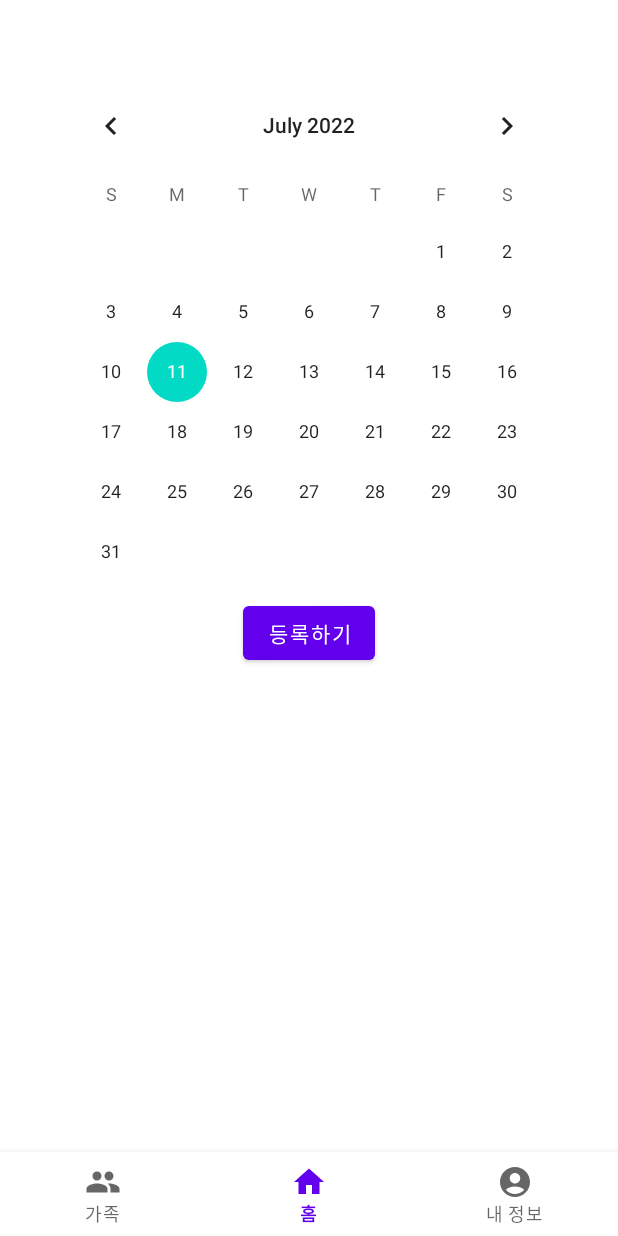
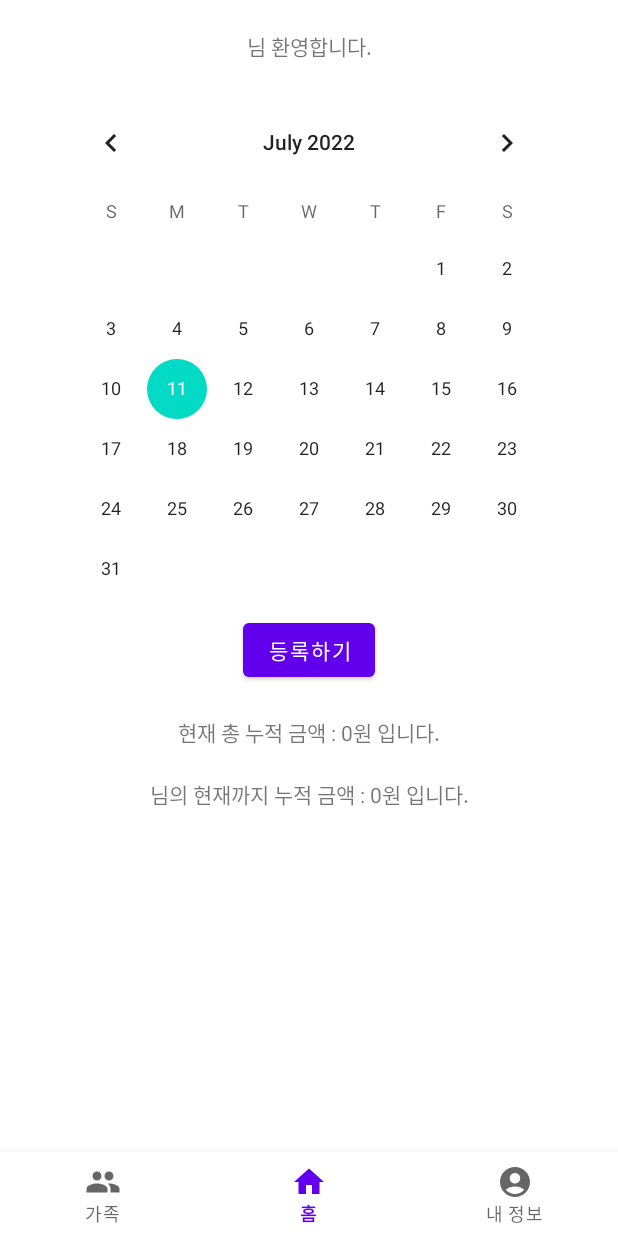
Before and after one commit to eddymango/exercisefam, an Android app: the HomeFragment screen opened directly, with no data from a screen before it, on a phone screen of 412 x 824 dp. Run offline under Robolectric (Android 15) with nearby library versions, the phone set to English and light mode, and no system bars; our stand-ins replace Firebase (no records; nobody signed in at launch, a user with empty details on screens opened directly), navigation-ui; 2 statements that could not run were skipped.

Commit message:
누적 금액 실시간 값 조회 기능 추가

```diff
--- a/app/src/main/java/kr/eddymango/exercisefam/LoginActivity.kt
+++ b/app/src/main/java/kr/eddymango/exercisefam/LoginActivity.kt
@@ -18,6 +18,7 @@ class LoginActivity : AppCompatActivity() {
     val TAG = "TAG"
     val database = Firebase.database("https://exercisefam-18033-default-rtdb.asia-southeast1.firebasedatabase.app")
     val myRef:DatabaseReference = database.getReference("User")
+    val moneyRef: DatabaseReference = database.getReference("Money")
 
 
     override fun onCreate(savedInstanceState: Bundle?) {
@@ -47,6 +48,7 @@ class LoginActivity : AppCompatActivity() {
                 myRef.child(name).child("phone").setValue(phone)
                 myRef.child(name).child("weight").setValue(weight)
 
+                moneyRef.child(name).setValue("0")
 
                 Toast.makeText(this@LoginActivity,"환영합니다",Toast.LENGTH_SHORT).show()
 
--- a/app/src/main/java/kr/eddymango/exercisefam/fragments/HomeFragment.kt
+++ b/app/src/main/java/kr/eddymango/exercisefam/fragments/HomeFragment.kt
@@ -2,6 +2,7 @@ package kr.eddymango.exercisefam.fragments
 
 import android.app.AlertDialog
 import android.os.Bundle
+import android.text.style.TtsSpan
 import android.util.Log
 import android.view.LayoutInflater
 import android.view.View
@@ -12,7 +13,10 @@ import android.widget.TextView
 import android.widget.Toast
 import androidx.fragment.app.Fragment
 import com.airbnb.lottie.model.content.ShapeTrimPath
+import com.google.firebase.database.DataSnapshot
+import com.google.firebase.database.DatabaseError
 import com.google.firebase.database.DatabaseReference
+import com.google.firebase.database.ValueEventListener
 import com.google.firebase.database.ktx.database
 import com.google.firebase.ktx.Firebase
 import kr.eddymango.exercisefam.R
@@ -24,10 +28,12 @@ class HomeFragment :Fragment(){
     private var mbinding: FragmentHomeBinding? =null
     private val binding get() = mbinding!!
     private val userName = prefs.getString("name","")
-    val TAG = "TAG"
+    val TAG1 = "TAG"
 
     val database = Firebase.database("https://exercisefam-18033-default-rtdb.asia-southeast1.firebasedatabase.app")
     val myRef: DatabaseReference = database.getReference("Calendar")
+    val moneyRef: DatabaseReference = database.getReference("Money")
+
 
     override fun onCreateView(
         inflater: LayoutInflater,
@@ -35,14 +41,45 @@ class HomeFragment :Fragment(){
         savedInstanceState: Bundle?
     ): View? {
 
-        mbinding = FragmentHomeBinding.inflate(inflater,container,false)
+        mbinding = FragmentHomeBinding.inflate(inflater, container, false)
 
-        var day:String
-        var month:String
-        var year:String
+        var day: String
+        var month: String
+        var year: String
+
+        var totalMoney = "0"
+        var userTotalMoney ="0"
+
+        binding.homeTvUserName.text = "${userName}님 환영합니다."
+
+        moneyRef.child("Total").addValueEventListener(object : ValueEventListener {
+            override fun onDataChange(snapshot: DataSnapshot) {
+                totalMoney = snapshot.value.toString()
+                Log.d(TAG1, "onDataChange: ${snapshot.value}")
+                Log.d(TAG1, "onDataChange: ${totalMoney}")
+                binding.homeTvTotalmoney.text = "현재 총 누적 금액 : ${totalMoney}원 입니다."
+
+            }
+
+            override fun onCancelled(error: DatabaseError) {
+                TODO("Not yet implemented")
+            }
+
+        })
 
 
 
+        moneyRef.child(userName).addValueEventListener(object : ValueEventListener {
+            override fun onDataChange(snapshot: DataSnapshot) {
+                userTotalMoney = snapshot.value.toString()
+                binding.homeTvUsertotalmoney.text = "${userName}님의 현재까지 누적 금액 : ${userTotalMoney}원 입니다."
+            }
+
+            override fun onCancelled(error: DatabaseError) {
+                TODO("Not yet implemented")
+            }
+
+        })
 
 
         binding.homeCalView.setOnDateChangeListener{ calendarView, i,i2,i3 ->
@@ -60,13 +97,20 @@ class HomeFragment :Fragment(){
 
                     alertDialog.findViewById<Button>(R.id.dialog_btn_ok).setOnClickListener {
                         var exerCount = alertDialog.findViewById<EditText>(R.id.dialog_et_count).getText().toString()
-                        Log.d(TAG, "exercount : $exerCount")
+                        Log.d(TAG1, "exercount : $exerCount")
 
                         myRef.child(year).child(month).child(day)
                             .child(userName).child("count").setValue(exerCount)
 
-                        myRef.child(year).child(month).child(day)
-                            .child(userName).child("money").setValue("${exerCount.toInt()*10}")
+                        moneyRef.child(userName).setValue("${userTotalMoney.toInt() + exerCount.toInt()*10}").toString()
+                        Log.d(TAG1, "$userTotalMoney")
+                        moneyRef.child("Total").setValue("${totalMoney.toInt() + exerCount.toInt()*10}")
+                        Log.d(TAG1, "onCreateView: userTotalMoney : $userTotalMoney")
+
+
+                        alertDialog.dismiss()
+                    }
+                    alertDialog.findViewById<Button>(R.id.dialog_btn_no).setOnClickListener {
 
                         alertDialog.dismiss()
 
@@ -75,7 +119,8 @@ class HomeFragment :Fragment(){
 
 
 
-                }
+
+                    }
 
 
 
--- a/app/src/main/res/layout/dialog_exer_register.xml
+++ b/app/src/main/res/layout/dialog_exer_register.xml
@@ -32,14 +32,14 @@
         android:id="@+id/dialog_btn_ok"
         app:layout_constraintTop_toBottomOf="@id/dialog_et_count"
         app:layout_constraintStart_toStartOf="parent"
-        app:layout_constraintEnd_toEndOf="@id/dialog_btn_no"/>
+        app:layout_constraintEnd_toStartOf="@id/dialog_btn_no"/>
     <Button
         android:layout_width="wrap_content"
         android:layout_height="wrap_content"
         android:text="취소"
         android:id="@+id/dialog_btn_no"
         app:layout_constraintTop_toBottomOf="@id/dialog_et_count"
-        app:layout_constraintStart_toStartOf="@id/dialog_btn_ok"
+        app:layout_constraintStart_toEndOf="@id/dialog_btn_ok"
         app:layout_constraintEnd_toEndOf="parent"/>
 
 
--- a/app/src/main/res/layout/fragment_home.xml
+++ b/app/src/main/res/layout/fragment_home.xml
@@ -7,12 +7,23 @@
     android:id="@+id/homeFragment">
 
 
+    <TextView
+        android:layout_width="wrap_content"
+        android:layout_height="wrap_content"
+        android:id="@+id/home_tv_userName"
+        android:text="유저 닉네임 자리 입니다./"
+        app:layout_constraintTop_toTopOf="parent"
+        android:layout_marginTop="20dp"
+        app:layout_constraintBottom_toTopOf="@id/home_cal_view"
+        app:layout_constraintStart_toStartOf="parent"
+        app:layout_constraintEnd_toEndOf="parent"/>
+
     <CalendarView
         android:id="@+id/home_cal_view"
         android:layout_width="wrap_content"
         android:layout_height="wrap_content"
-        app:layout_constraintTop_toTopOf="parent"
-        android:layout_marginTop="50dp"
+        app:layout_constraintTop_toBottomOf="@id/home_tv_userName"
+        android:layout_marginTop="20dp"
         app:layout_constraintStart_toStartOf="parent"
         app:layout_constraintEnd_toEndOf="parent"
         />
@@ -27,6 +38,27 @@
         app:layout_constraintEnd_toEndOf="parent"
         app:layout_constraintTop_toBottomOf="@id/home_cal_view"
         />
+    <TextView
+        android:layout_width="wrap_content"
+        android:layout_height="wrap_content"
+        android:text="누적 금액 : "
+        android:id="@+id/home_tv_totalmoney"
+        android:layout_marginTop="20dp"
+        app:layout_constraintTop_toBottomOf="@id/home_btn_dbRegister"
+        app:layout_constraintStart_toStartOf="parent"
+        app:layout_constraintEnd_toEndOf="parent"/>
+    <TextView
+        android:layout_width="wrap_content"
+        android:layout_height="wrap_content"
+        android:text="회원님의 누적 금액 : "
+        android:id="@+id/home_tv_usertotalmoney"
+        android:layout_marginTop="20dp"
+        app:layout_constraintTop_toBottomOf="@id/home_tv_totalmoney"
+        app:layout_constraintStart_toStartOf="parent"
+        app:layout_constraintEnd_toEndOf="parent"/>
+
+
+
 
 
 
```
Also changed, not shown: app/src/main/java/kr/eddymango/exercisefam/function/Firebase.kt (+12 -0 lines).
